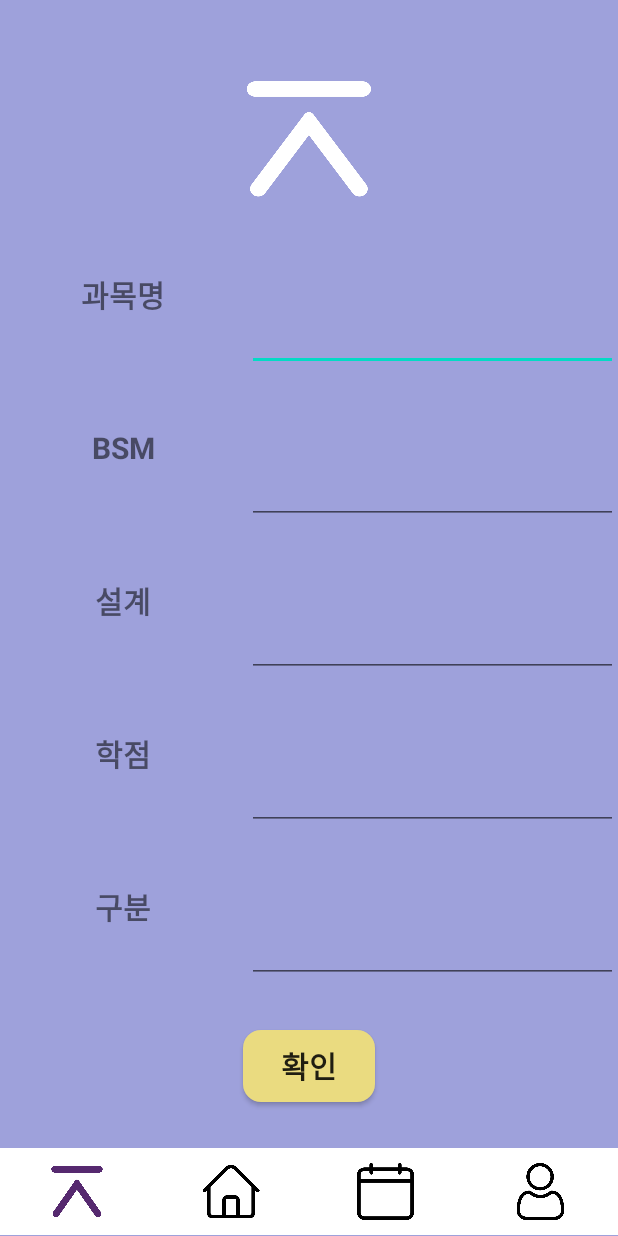
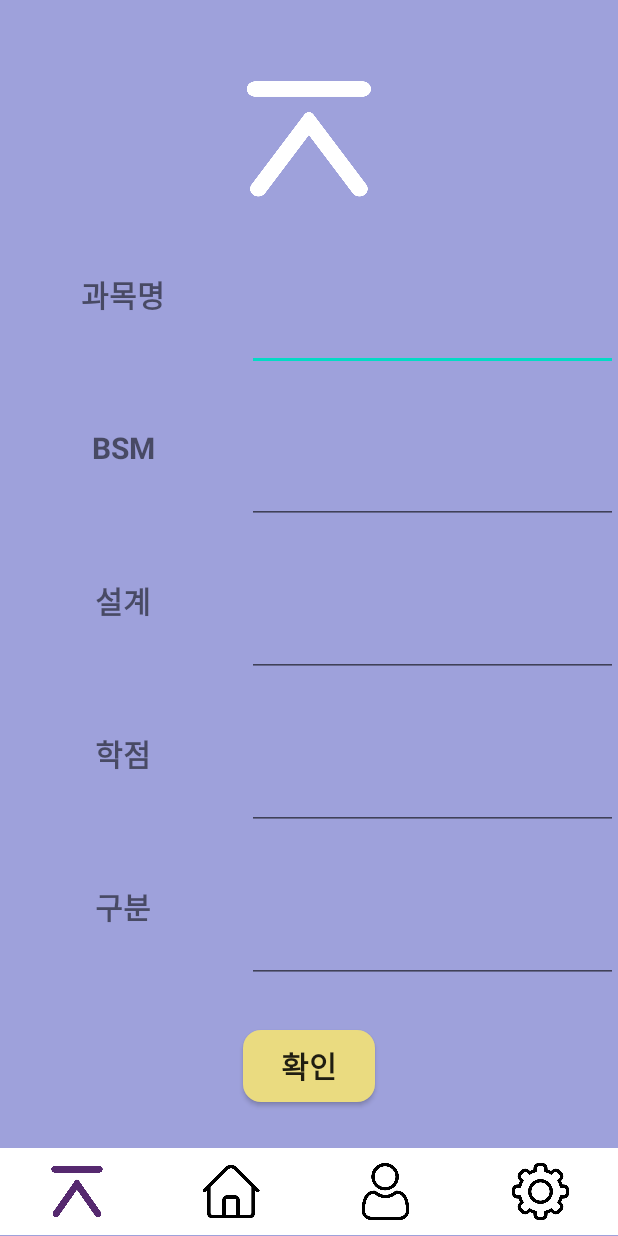
Before and after one commit to ekdud0529/DoYouWantToGraduate, an Android app: the addActivity screen opened directly, with no data from a screen before it, on a phone screen of 412 x 824 dp. Run offline under Robolectric (Android 15) with nearby library versions, the phone set to English and light mode, and no system bars.

Commit message:
디자인

```diff
--- a/app/src/main/res/layout/add_subject.xml
+++ b/app/src/main/res/layout/add_subject.xml
@@ -281,17 +281,6 @@
                 android:src="@drawable/browser" />
 
             <ImageButton
-                android:id="@+id/timet_bnt"
-                android:layout_width="0dp"
-                android:layout_height="match_parent"
-                android:layout_margin="10dp"
-                android:layout_weight="1"
-                android:adjustViewBounds="true"
-                android:background="#FFFFFF"
-                android:scaleType="fitCenter"
-                android:src="@drawable/calendar" />
-
-            <ImageButton
                 android:id="@+id/fin_bnt"
                 android:layout_width="0dp"
                 android:layout_height="match_parent"
@@ -302,6 +291,17 @@
                 android:scaleType="fitCenter"
                 android:src="@drawable/human" />
 
+            <ImageButton
+                android:id="@+id/set_bnt"
+                android:layout_width="0dp"
+                android:layout_height="match_parent"
+                android:layout_margin="10dp"
+                android:layout_weight="1"
+                android:adjustViewBounds="true"
+                android:background="#FFFFFF"
+                android:scaleType="fitCenter"
+                android:src="@drawable/setting" />
+
         </LinearLayout>
 
     </RelativeLayout>
```
Also changed, not shown: app/src/main/res/layout/activity_subject_list.xml (+3 -5 lines).
